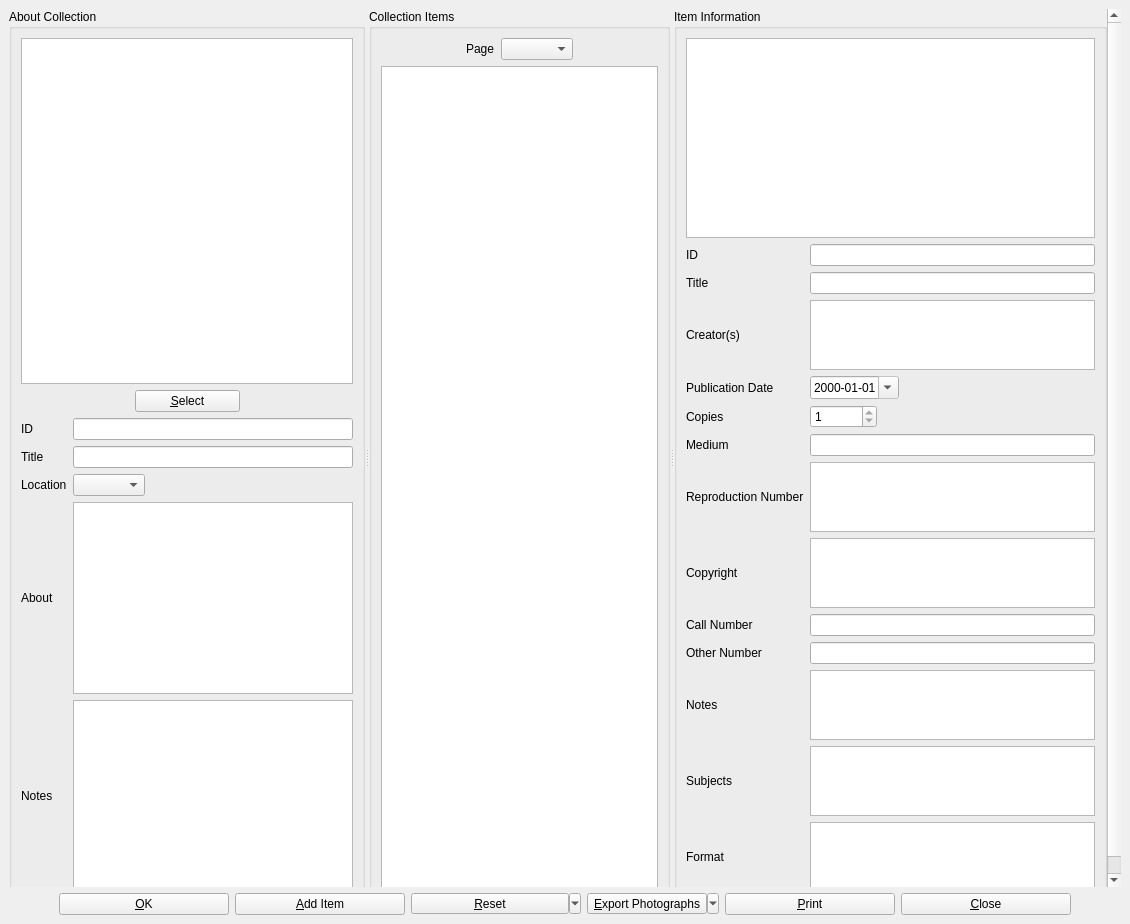
Above: photographinfo.ui from textbrowser/biblioteq before the change. Below: the same form after it.
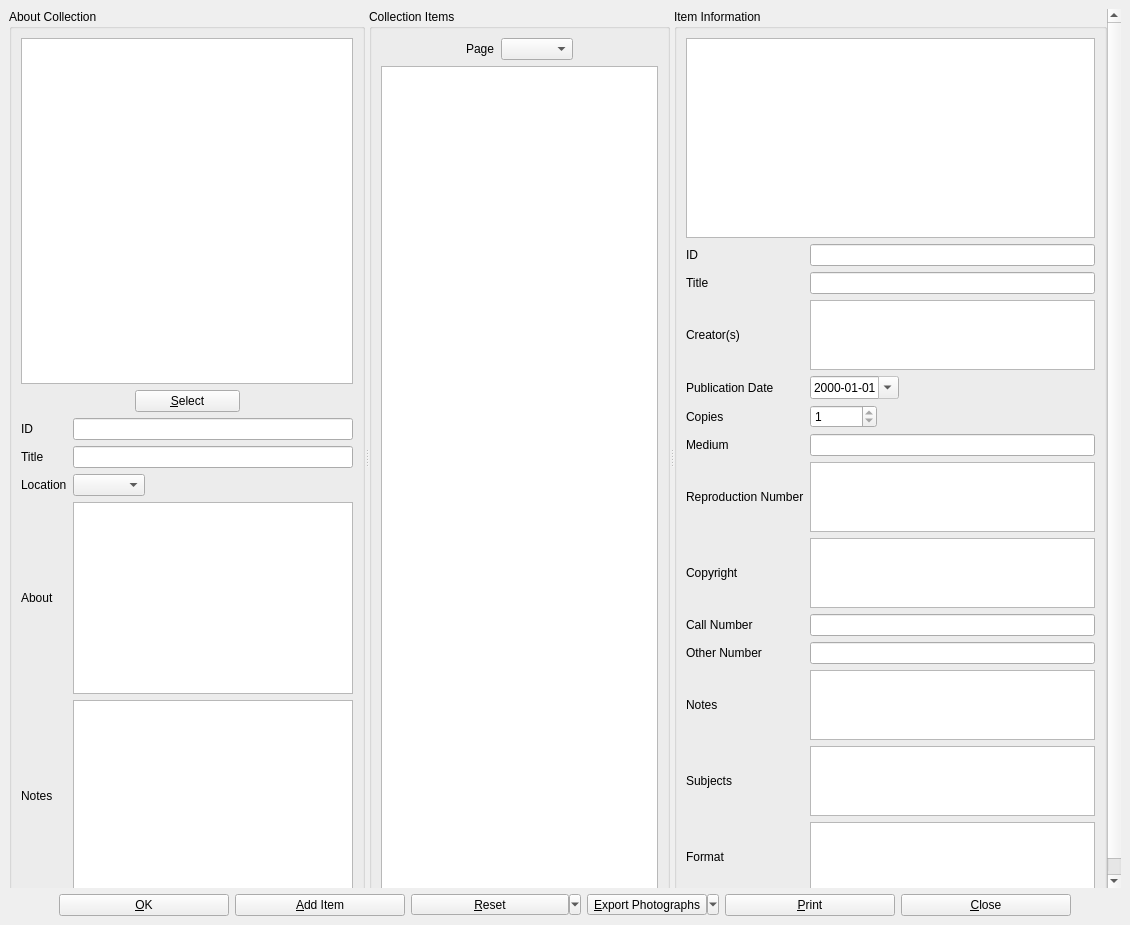
That is the form after the change. Icons and pictures are not drawn. Custom widgets are drawn as their Qt base class.

```diff
--- a/photographinfo.ui
+++ b/photographinfo.ui
@@ -7,7 +7,7 @@
     <x>0</x>
     <y>0</y>
     <width>1130</width>
-    <height>924</height>
+    <height>925</height>
    </rect>
   </property>
   <property name="windowTitle">
```
